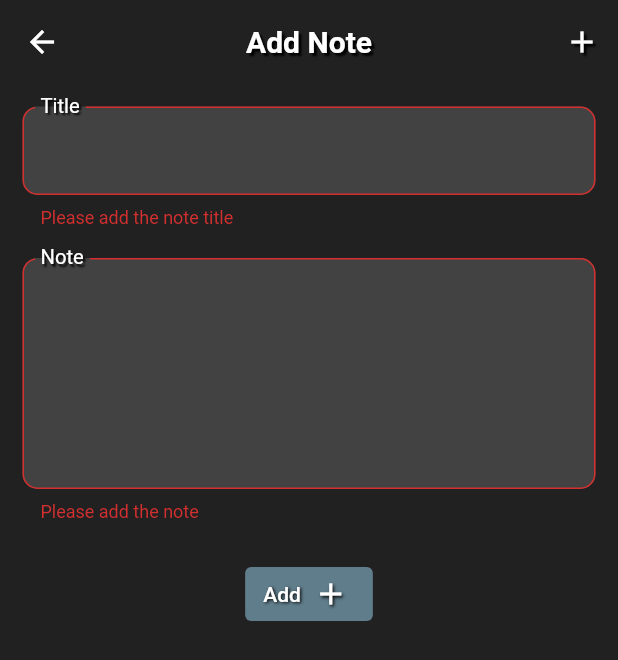
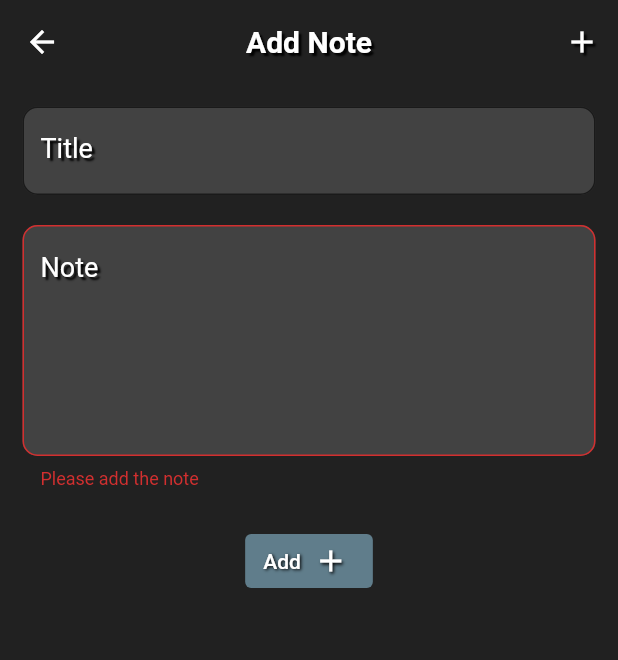
Before and after one commit to AhmedHWally/notes-app, a Flutter app: the AddNote screen opened by its route, after a tap on the "add" icon, on a phone screen of 412 x 824 dp. Shown: the top 660 px of the screen. Run offline on Flutter 3.47's test engine with Material 2 defaults, Android fonts, the phone set to English and light mode, and no system bars; our stand-ins replace shared_preferences, sqflite; accounts and stored records are empty; generated files the repository leaves out were written again.

Commit message:
edit note added

```diff
--- a/lib/screens/add_note_screen.dart
+++ b/lib/screens/add_note_screen.dart
@@ -15,21 +15,30 @@
   var _isInit = true;
   bool isUpdate = false;
   Note _editedNote = const Note(id: null, title: '', description: '');
+  final _formKey = GlobalKey<FormState>();
+  String title = "";
+  String? note;
+  final titleController = TextEditingController();
+  final bodyController = TextEditingController();
   @override
   void didChangeDependencies() {
     if (_isInit) {
       if (ModalRoute.of(context)?.settings.arguments != null) {
         _editedNote = ModalRoute.of(context)?.settings.arguments as Note;
+        title = _editedNote.title;
+        note = _editedNote.description;
+        titleController.text = _editedNote.title;
+        bodyController.text = _editedNote.description;
         isUpdate = true;
+      } else {
+        titleController.text = "";
+        bodyController.text = "";
       }
     }
     _isInit = false;
     super.didChangeDependencies();
   }
 
-  final _formKey = GlobalKey<FormState>();
-  String? title;
-  String? note;
   Future<void> addNote() async {
     if (!_formKey.currentState!.validate()) {
       return;
@@ -40,7 +49,7 @@
       await Provider.of<NoteProvider>(context, listen: false).update(newNote);
     } else {
       await Provider.of<NoteProvider>(context, listen: false)
-          .addNote(title!, note!);
+          .addNote(title, note!);
     }
     Navigator.of(context).popUntil((route) => route.isFirst);
   }
@@ -96,13 +105,17 @@
                 key: _formKey,
                 child: Column(children: [
                   TextFormField(
-                    initialValue: "${_editedNote.title} ",
-                    validator: (value) {
-                      if (value?.trim() == "" || value == null) {
-                        return AppLocalizations.of(context)!
-                            .addnotetitleerrorlabel;
+                    controller: titleController,
+                    onTap: () {
+                      if (titleController.selection ==
+                          TextSelection.fromPosition(TextPosition(
+                              offset: titleController.text.length - 1))) {
+                        setState(() {
+                          titleController.selection =
+                              TextSelection.fromPosition(TextPosition(
+                                  offset: titleController.text.length));
+                        });
                       }
-                      return null;
                     },
                     style: const TextStyle(color: Colors.white),
                     onChanged: (value) {
@@ -134,7 +147,17 @@
                     height: 20,
                   ),
                   TextFormField(
-                    initialValue: "${_editedNote.description} ",
+                    controller: bodyController,
+                    onTap: () {
+                      if (bodyController.selection ==
+                          TextSelection.fromPosition(TextPosition(
+                              offset: bodyController.text.length - 1))) {
+                        setState(() {
+                          bodyController.selection = TextSelection.fromPosition(
+                              TextPosition(offset: bodyController.text.length));
+                        });
+                      }
+                    },
                     validator: (value) {
                       if (value?.trim() == "" || value == null) {
                         return AppLocalizations.of(context)!
@@ -144,7 +167,7 @@
                     },
                     style: const TextStyle(color: Colors.white),
                     onChanged: (value) {
-                      note = value.replaceAll("\n", " ");
+                      note = value;
                     },
                     decoration: InputDecoration(
                         alignLabelWithHint: true,
--- a/lib/screens/note_details_screen.dart
+++ b/lib/screens/note_details_screen.dart
@@ -28,6 +28,7 @@
   @override
   Widget build(BuildContext context) {
     return Scaffold(
+      resizeToAvoidBottomInset: false,
       appBar: AppBar(
         title: Text(
           _editedNote.title,
--- a/lib/screens/notes_screen.dart
+++ b/lib/screens/notes_screen.dart
@@ -38,6 +38,7 @@
   Widget build(BuildContext context) {
     final notes = Provider.of<NoteProvider>(context);
     final provider = Provider.of<LocaleProvider>(context, listen: false);
+
     return Scaffold(
         resizeToAvoidBottomInset: false,
         appBar: AppBar(
@@ -118,7 +119,8 @@
                         crossAxisCount: 2,
                         mainAxisExtent: 220,
                       ),
-                      itemBuilder: (ctx, i) => Notebody(notes.notes[i]),
+                      itemBuilder: (ctx, i) =>
+                          Notebody(notes.notes.reversed.toList()[i]),
                       itemCount: notes.notes.length,
                     ),
         ]));
```
